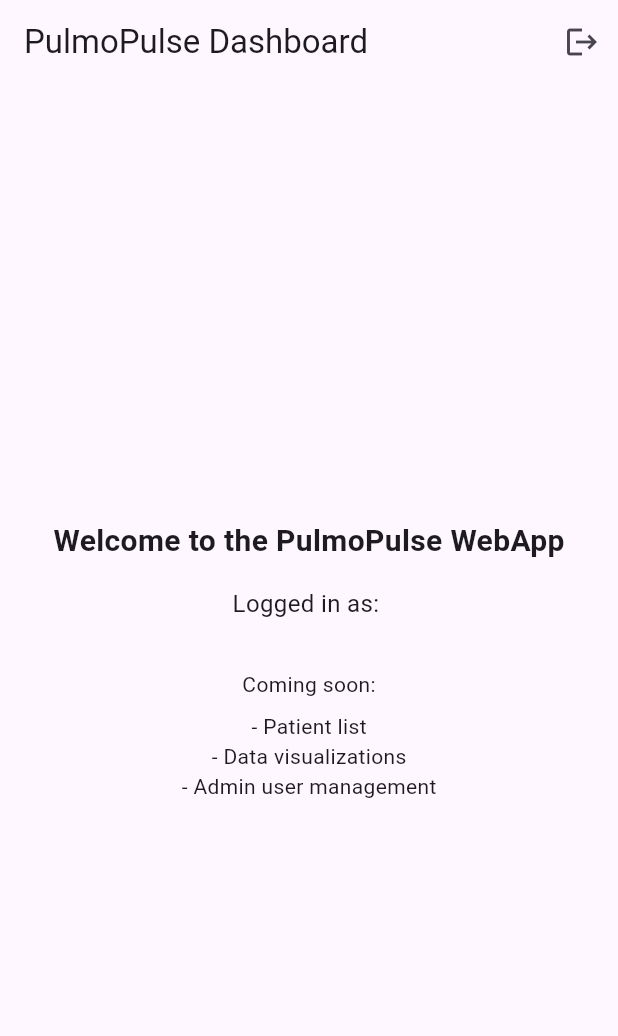
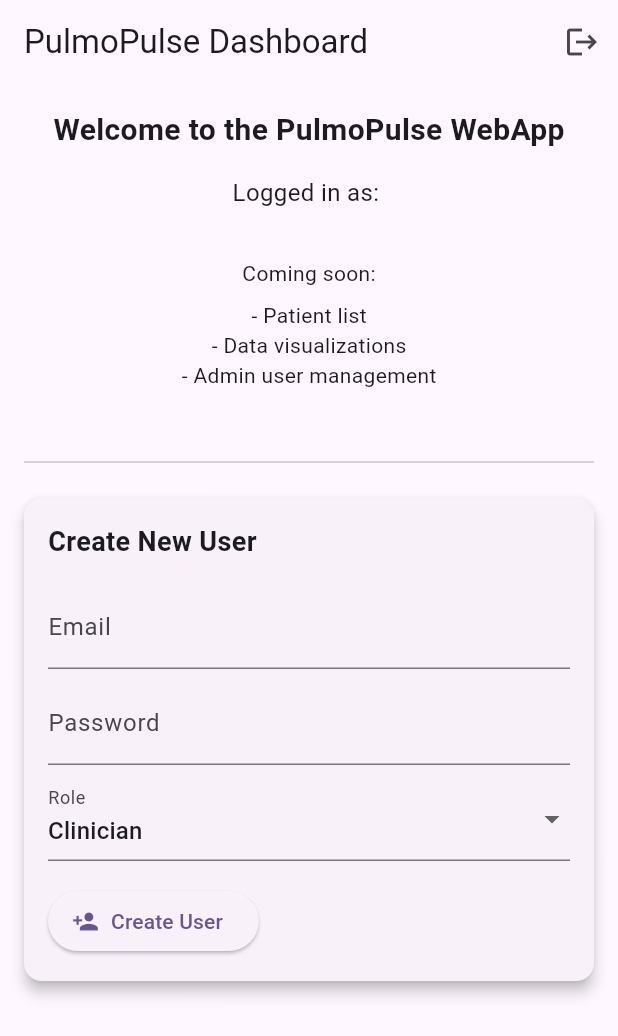
Before and after one commit to wolfgangkle/PulmoPulse_WebApp, a Flutter app: the screen it shows once a user with an empty profile is signed in, on a phone screen of 412 x 824 dp. Shown: the top 1036 px of the screen. Run offline on Flutter 3.47's test engine with Material 3 defaults, Android fonts, the light colour scheme and no system bars; our stand-ins replace cloud_firestore, cloud_functions, firebase_auth, firebase_core; accounts and stored records are empty; network calls fail.

Commit message:
basics are running

```diff
--- a/lib/auth/auth_service.dart
+++ b/lib/auth/auth_service.dart
@@ -10,7 +10,19 @@ class AuthService {
       email: email,
       password: password,
     );
-    return result.user;
+    final user = result.user;
+
+    if (user != null) {
+      try {
+        await _firestore.collection('users').doc(user.uid).set({
+          'lastLoginAt': FieldValue.serverTimestamp(),
+        }, SetOptions(merge: true));
+      } catch (e) {
+        print('⚠️ Failed to update lastLoginAt: $e');
+      }
+    }
+
+    return user;
   }
 
   Future<void> signOut() async => await _auth.signOut();
--- a/lib/core/firebase_config.dart
+++ b/lib/core/firebase_config.dart
@@ -1,7 +1,5 @@
 import 'package:firebase_core/firebase_core.dart';
-import 'package:firebase_auth/firebase_auth.dart';
-import 'package:cloud_firestore/cloud_firestore.dart';
-import '../../firebase_options.dart';
+import 'package:pulmopulse_webapp/core/firebase_options.dart';
 
 Future<void> initializeFirebase() async {
   await Firebase.initializeApp(
--- a/lib/dashboard/dashboard_screen.dart
+++ b/lib/dashboard/dashboard_screen.dart
@@ -2,6 +2,7 @@ import 'package:flutter/material.dart';
 import 'package:firebase_auth/firebase_auth.dart';
 import '../auth/login_screen.dart';
 import '../auth/auth_service.dart';
+import 'package:pulmopulse_webapp/widgets/create_user_card.dart';
 
 class DashboardScreen extends StatelessWidget {
   const DashboardScreen({super.key});
@@ -32,9 +33,11 @@ class DashboardScreen extends StatelessWidget {
           ),
         ],
       ),
-      body: Center(
+      body: ListView(
+        padding: const EdgeInsets.all(16),
+        children: [
+          Center(
             child: Column(
-          mainAxisAlignment: MainAxisAlignment.center,
               children: [
                 const Text(
                   'Welcome to the PulmoPulse WebApp',
@@ -55,6 +58,11 @@ class DashboardScreen extends StatelessWidget {
               ],
             ),
           ),
+          const SizedBox(height: 40),
+          const Divider(),
+          const CreateUserCard(), // 🔑 New user creation card
+        ],
+      ),
     );
   }
 }
--- /dev/null
+++ b/lib/widgets/create_user_card.dart
@@ -0,0 +1,118 @@
+import 'package:flutter/material.dart';
+import 'package:cloud_functions/cloud_functions.dart';
+import 'package:firebase_core/firebase_core.dart';
+
+FirebaseFunctions get functions => FirebaseFunctions.instanceFor(app: Firebase.app());
+
+
+class CreateUserCard extends StatefulWidget {
+  const CreateUserCard({super.key});
+
+  @override
+  State<CreateUserCard> createState() => _CreateUserCardState();
+}
+
+class _CreateUserCardState extends State<CreateUserCard> {
+  final _emailController = TextEditingController();
+  final _passwordController = TextEditingController();
+  String _selectedRole = 'clinician';
+  String? _statusMessage;
+
+  Future<void> _createUser() async {
+    final email = _emailController.text.trim();
+    final password = _passwordController.text;
+    final role = _selectedRole;
+
+    if (email.isEmpty || password.isEmpty) {
+      setState(() => _statusMessage = 'Please enter email and password.');
+      return;
+    }
+
+    try {
+      final app = Firebase.app(); // just for confirmation
+      debugPrint('✅ Firebase app "${app.name}" is initialized');
+
+      // 🔥 Correct way to get Functions (lazy)
+      final functions = FirebaseFunctions.instanceFor(app: app);
+
+      final function = functions.httpsCallable('createUserWithRole');
+
+      final result = await function.call({
+        'email': email,
+        'password': password,
+        'role': role,
+      });
+
+      setState(() {
+        _statusMessage = 'User created: ${result.data['uid']}';
+        _emailController.clear();
+        _passwordController.clear();
+        _selectedRole = 'clinician';
+      });
+    } catch (e) {
+      setState(() => _statusMessage = 'Error: ${e.toString()}');
+    }
+  }
+
+
+
+  @override
+  Widget build(BuildContext context) {
+    return Card(
+      margin: const EdgeInsets.symmetric(vertical: 16),
+      elevation: 4,
+      child: Padding(
+        padding: const EdgeInsets.all(16),
+        child: Column(
+          crossAxisAlignment: CrossAxisAlignment.start,
+          children: [
+            const Text(
+              'Create New User',
+              style: TextStyle(fontSize: 18, fontWeight: FontWeight.bold),
+            ),
+            const SizedBox(height: 16),
+            TextField(
+              controller: _emailController,
+              decoration: const InputDecoration(labelText: 'Email'),
+            ),
+            const SizedBox(height: 8),
+            TextField(
+              controller: _passwordController,
+              decoration: const InputDecoration(labelText: 'Password'),
+              obscureText: true,
+            ),
+            const SizedBox(height: 8),
+            DropdownButtonFormField<String>(
+              value: _selectedRole,
+              decoration: const InputDecoration(labelText: 'Role'),
+              items: const [
+                DropdownMenuItem(value: 'clinician', child: Text('Clinician')),
+                DropdownMenuItem(value: 'admin', child: Text('Admin')),
+              ],
+              onChanged: (value) {
+                if (value != null) {
+                  setState(() => _selectedRole = value);
+                }
+              },
+            ),
+            const SizedBox(height: 16),
+            ElevatedButton.icon(
+              onPressed: _createUser,
+              icon: const Icon(Icons.person_add),
+              label: const Text('Create User'),
+            ),
+            if (_statusMessage != null) ...[
+              const SizedBox(height: 12),
+              Text(
+                _statusMessage!,
+                style: TextStyle(
+                  color: _statusMessage!.startsWith('Error') ? Colors.red : Colors.green,
+                ),
+              ),
+            ]
+          ],
+        ),
+      ),
+    );
+  }
+}
```
Also changed, not shown: lib/auth/login_screen.dart (+22 -8 lines), lib/main.dart (+11 -2 lines), lib/core/firebase_options.dart (added), lib/firebase_options.dart (deleted), pubspec.lock, 1 other file. Lines whose indentation alone changed are shown as unchanged.
